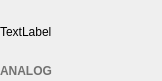
mk4me/hm-mde-one, file trunk/src/edr/src/hmm_view/ui/filter.ui: the form before one commit.
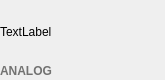
The form after the commit.

Diff of the .ui file:
```diff
--- a/trunk/src/edr/src/hmm_view/ui/filter.ui
+++ b/trunk/src/edr/src/hmm_view/ui/filter.ui
@@ -6,8 +6,8 @@
    <rect>
     <x>0</x>
     <y>0</y>
-    <width>162</width>
-    <height>81</height>
+    <width>165</width>
+    <height>80</height>
    </rect>
   </property>
   <property name="sizePolicy">
@@ -16,6 +16,18 @@
     <verstretch>0</verstretch>
    </sizepolicy>
   </property>
+  <property name="minimumSize">
+   <size>
+    <width>165</width>
+    <height>80</height>
+   </size>
+  </property>
+  <property name="maximumSize">
+   <size>
+    <width>165</width>
+    <height>80</height>
+   </size>
+  </property>
   <property name="windowTitle">
    <string>Form</string>
   </property>
```
